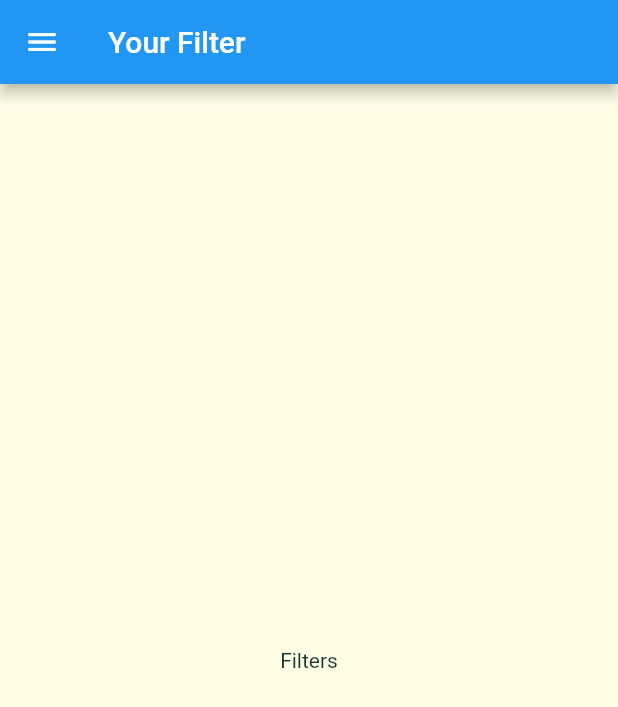
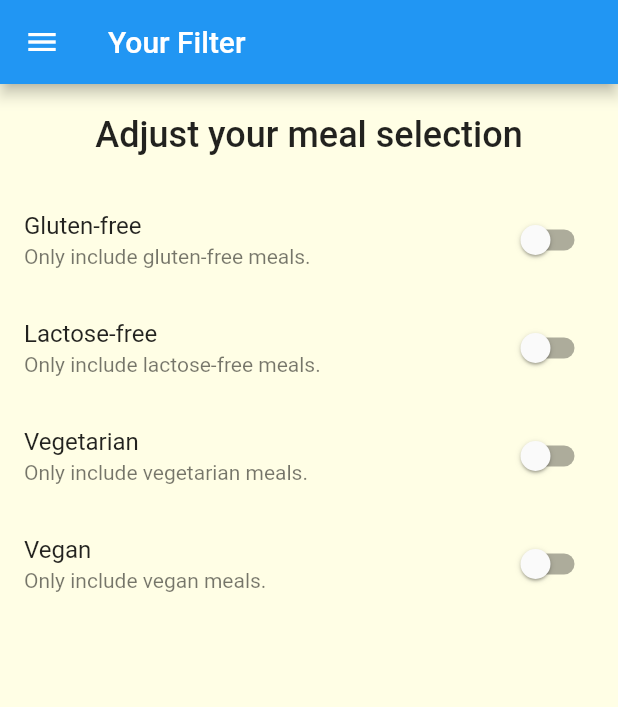
Before and after one commit to mricky/flutter_multipe_screen, a Flutter app: the FiltersScreen screen opened by its route, on a phone screen of 412 x 824 dp. Shown: the top 707 px of the screen. Run offline on Flutter 3.47's test engine with Material 2 defaults, Android fonts, the phone set to English and light mode, and no system bars; Roboto replaces fonts that are missing (RobotoCondensed).

Commit message:
Adding Filter Switches

```diff
--- a/lib/screens/category_meals_screen.dart
+++ b/lib/screens/category_meals_screen.dart
@@ -25,7 +25,7 @@ class _CatergoryMealsScreenState extends State<CatergoryMealsScreen> {
   }
   @override
   void didChangeDependencies() {
-    // TODO: implement didChangeDependencies
+
     if(!_loadedInitData){
           final routeArgs =
          ModalRoute.of(context).settings.arguments as Map<String,String>;
--- a/lib/screens/filters_screen.dart
+++ b/lib/screens/filters_screen.dart
@@ -1,8 +1,33 @@
 import 'package:flutter/material.dart';
 import '../widgets/main_drawer.dart';
 
-class FiltersScreen extends StatelessWidget {
+class FiltersScreen extends StatefulWidget {
   static const routeName = '/filters';
+
+  @override
+  _FiltersScreenState createState() => _FiltersScreenState();
+}
+
+class _FiltersScreenState extends State<FiltersScreen> {
+  bool _glutenFee = false;
+  bool _vegetarian = false;
+  bool _vegan = false;
+  bool _lcatoseFree = false;
+
+  void updateValue(){
+
+  }
+  Widget _buildSwitchListTile(String title, String description, bool currenctValue, Function updateValue){
+    return SwitchListTile(
+            title: Text(
+              title),
+            value: currenctValue,
+            subtitle: Text(
+              description,
+            ),
+            onChanged: updateValue,
+      );
+  }
   @override
   Widget build(BuildContext context) {
     return Scaffold(
@@ -10,8 +35,63 @@ class FiltersScreen extends StatelessWidget {
         title: Text('Your Filter'),
       ),
       drawer: MainDrawer(),
-      body: Center(
-        child: Text('Filters'),
+      body: Column(children: <Widget>[
+        Container(
+          padding: EdgeInsets.all(20),
+          child: Text(
+            'Adjust your meal selection',
+            style: Theme.of(context).textTheme.title,
+          ),
+        ),
+        Expanded(
+          child: ListView(
+            children: <Widget>[
+             _buildSwitchListTile(
+               'Gluten-free',
+               'Only include gluten-free meals.',
+                _glutenFee,
+                (newValue){
+                  setState(() {
+                    _glutenFee = newValue;
+                  });
+                }
+              ),
+              _buildSwitchListTile(
+               'Lactose-free',
+               'Only include lactose-free meals.',
+                _lcatoseFree,
+                (newValue){
+                  setState(() {
+                    _lcatoseFree = newValue;
+                  });
+                }
+              ),
+              _buildSwitchListTile(
+               'Vegetarian',
+               'Only include vegetarian meals.',
+                _vegetarian,
+                (newValue){
+                  setState(() {
+                    _vegetarian = newValue;
+                  });
+                }
+              ),
+              _buildSwitchListTile(
+               'Vegan',
+               'Only include vegan meals.',
+                _vegan,
+                (newValue){
+                  setState(() {
+                    _vegan = newValue;
+                  });
+                }
+              ),
+
+            ],
+          ),
+
+        )
+      ],
       ),
     );
   }
```
